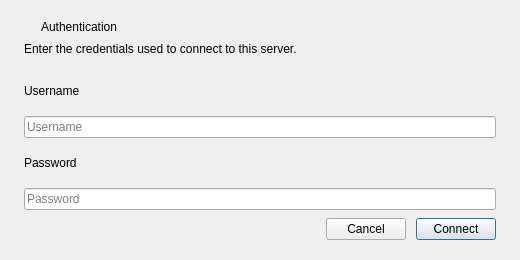
Qt form src/ui/dialogs/connectioncredentialsdialog.ui (sanny32/OpenUaExplorer) before a commit.
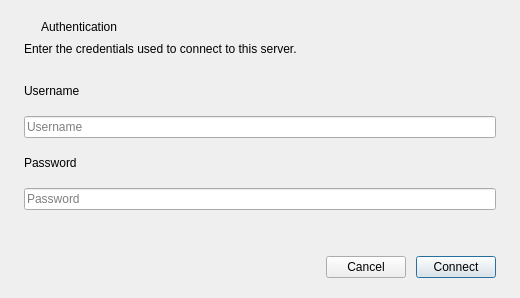
The same form after that commit. Custom widgets are drawn as their Qt base class.

Commit message: feat: refactor authentication page handling in ConnectionCredentialsDialog

The edit to the form file:
```diff
--- a/src/ui/dialogs/connectioncredentialsdialog.ui
+++ b/src/ui/dialogs/connectioncredentialsdialog.ui
@@ -7,9 +7,15 @@
     <x>0</x>
     <y>0</y>
     <width>520</width>
-    <height>260</height>
+    <height>298</height>
    </rect>
   </property>
+  <property name="minimumSize">
+   <size>
+    <width>440</width>
+    <height>0</height>
+   </size>
+  </property>
   <property name="windowTitle">
    <string>Authentication</string>
   </property>
```
Left out of the diff: 6 changed lines with no effect on the pictures. The commit also changes 2 other files.
